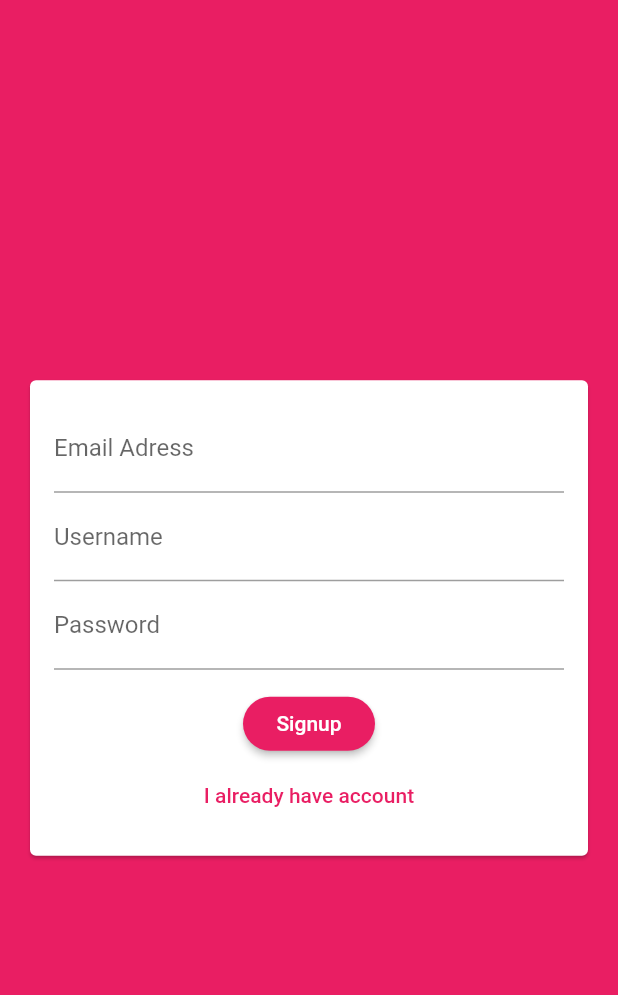
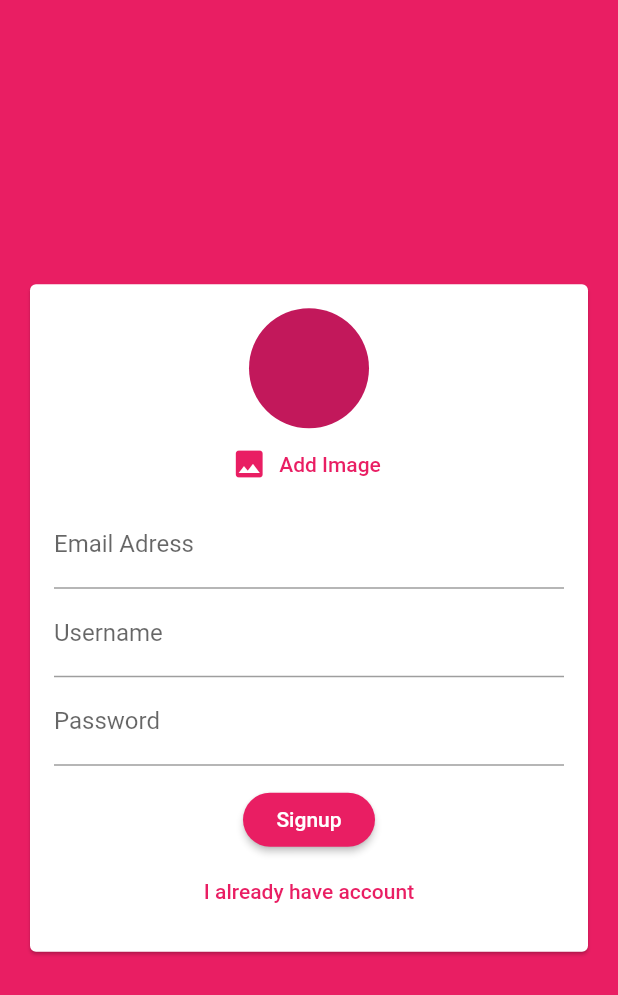
Before and after one commit to rezatrue/fultter_chat_app, a Flutter app: the screen it shows after launch, on a phone screen of 412 x 824 dp. Shown: the top 995 px of the screen. Run offline on Flutter 3.47's test engine with Material 2 defaults, Android fonts, the phone set to English and light mode, and no system bars; our stand-ins replace cloud_firestore, firebase_auth, firebase_core, image_picker; accounts and stored records are empty.

Commit message:
Adding Image Picker -339

```diff
--- a/lib/widgets/auth_form.dart
+++ b/lib/widgets/auth_form.dart
@@ -1,6 +1,7 @@
 import 'package:flutter/material.dart';
 import 'package:flutter/src/foundation/key.dart';
 import 'package:flutter/src/widgets/framework.dart';
+import 'package:flutter_chat_app/widgets/pickers/user_image_picker.dart';
 
 class AuthForm extends StatefulWidget {
   //const AuthForm({Key? key}) : super(key: key);
@@ -46,6 +47,7 @@ class _AuthFormState extends State<AuthForm> {
                 child: Column(
                   mainAxisSize: MainAxisSize.min,
                   children: [
+                    if (!_isLogin) UserImagePicker(),
                     TextFormField(
                       key: ValueKey('email'),
                       validator: (value) {
--- a/lib/widgets/chat/messages.dart
+++ b/lib/widgets/chat/messages.dart
@@ -36,6 +36,8 @@ class Messages extends StatelessWidget {
             itemCount: chatDocs.length,
             itemBuilder: (ctx, index) => MessageBubble(
               chatDocs[index]['text'],
+              chatDocs[index]['username'],
+              chatDocs[index]['userId'],
               chatDocs[index]['userId'] == user?.uid,
               key: ValueKey(chatDocs[index].id),
             ),
--- /dev/null
+++ b/lib/widgets/pickers/user_image_picker.dart
@@ -0,0 +1,43 @@
+import 'dart:io';
+import 'dart:typed_data';
+
+import 'package:flutter/material.dart';
+import 'package:flutter/src/foundation/key.dart';
+import 'package:flutter/src/widgets/framework.dart';
+import 'package:image_picker/image_picker.dart';
+
+class UserImagePicker extends StatefulWidget {
+  const UserImagePicker({Key? key}) : super(key: key);
+
+  @override
+  State<UserImagePicker> createState() => _UserImagePickerState();
+}
+
+class _UserImagePickerState extends State<UserImagePicker> {
+  File? _pickedImage;
+  ImagePicker _picker = ImagePicker();
+  void _pickImage() async {
+    final XFile? photo = await _picker.pickImage(source: ImageSource.camera);
+    setState(() {
+      _pickedImage = File(photo!.path);
+    });
+  }
+
+  @override
+  Widget build(BuildContext context) {
+    return Column(
+      children: [
+        CircleAvatar(
+          radius: 40,
+          backgroundImage:
+              _pickedImage != null ? FileImage(_pickedImage!) : null,
+        ),
+        FlatButton.icon(
+            textColor: Theme.of(context).primaryColor,
+            onPressed: _pickImage,
+            icon: Icon(Icons.image),
+            label: Text('Add Image')),
+      ],
+    );
+  }
+}
--- a/pubspec.yaml
+++ b/pubspec.yaml
@@ -37,6 +37,7 @@ dependencies:
   cloud_firestore: ^3.0.0
   firebase_core: ^1.18.0
   firebase_auth: ^3.4.2
+  image_picker: ^0.8.5+3
 
 dev_dependencies:
   flutter_test:
```
Also changed, not shown: lib/widgets/chat/message_bubble.dart (+26 -7 lines), lib/widgets/chat/new_messages.dart (+6 -1 lines), pubspec.lock, 1 other file.
